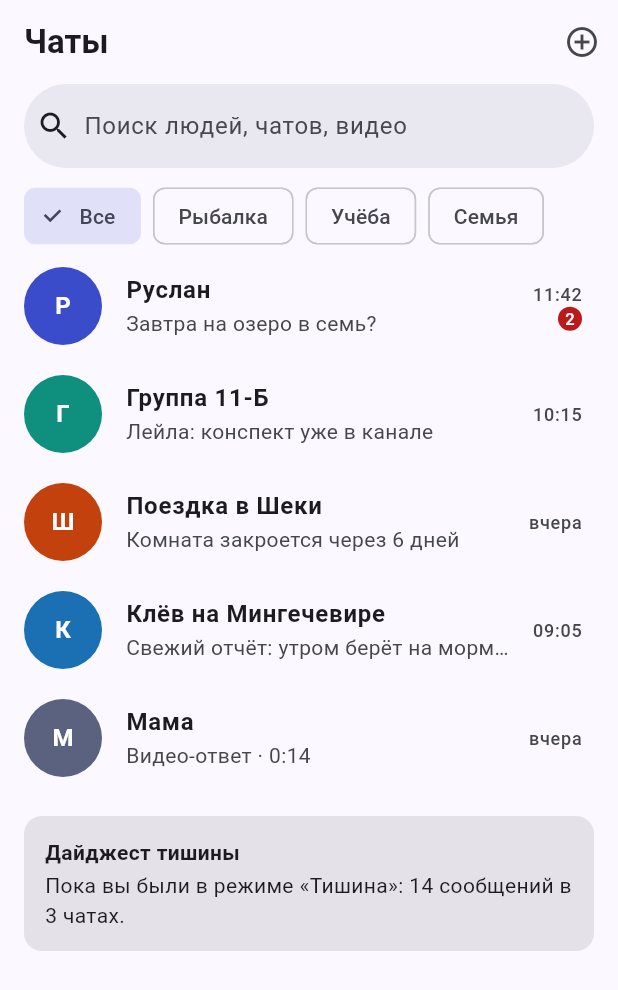
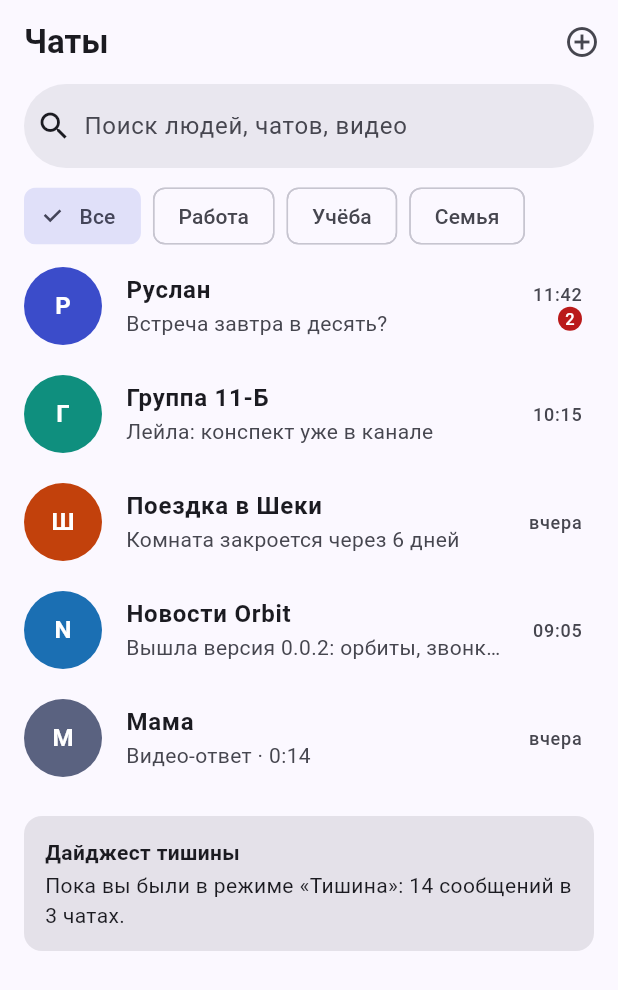
Before and after one commit to bavirbusiness-collab/Orbit, a Flutter app: the ChatsPage screen opened directly, on a phone screen of 412 x 824 dp. Shown: the top 990 px of the screen. Run offline on Flutter 3.47's test engine with Material 3 defaults, Android fonts, the phone set to English and light mode, and no system bars; our stand-ins replace shared_preferences; accounts and stored records are empty.

Commit message:
Убраны рыбацкие примеры из макета, нейтральные данные
Co-Authored-By: Claude Sonnet 5.5 <noreply@anthropic.com>
Claude-Session: https://claude.ai/code/session_01QG64jShU5yVGCmXyTevsHn

```diff
--- a/orbita_flutter/lib/main.dart
+++ b/orbita_flutter/lib/main.dart
@@ -98,7 +98,7 @@ class Orbit {
 }
 
 final orbits = <Orbit>[
-  Orbit('Рыбалка', seed, ['Руслан', 'Клёв на Мингечевире']),
+  Orbit('Работа', seed, ['Руслан', 'Новости Orbit']),
   Orbit('Учёба', teal, ['Группа 11-Б']),
   Orbit('Семья', rust, ['Мама']),
 ];
@@ -108,10 +108,10 @@ final orbitFilter = ValueNotifier<String?>(null); // выбранная орби
 final orbitsRevision = ValueNotifier<int>(0);
 
 final chatItems = <ChatItem>[
-  ChatItem('Руслан', 'Завтра на озеро в семь?', '11:42', 'Р', seed, 2),
+  ChatItem('Руслан', 'Встреча завтра в десять?', '11:42', 'Р', seed, 2),
   ChatItem('Группа 11-Б', 'Лейла: конспект уже в канале', '10:15', 'Г', teal, 0, true, ['Лейла', 'Рустам', 'Нигяр']),
   ChatItem('Поездка в Шеки', 'Комната закроется через 6 дней', 'вчера', 'Ш', rust, 0, true, ['Нигяр', 'Эльчин'], 7),
-  ChatItem('Клёв на Мингечевире', 'Свежий отчёт: утром берёт на мормышку', '09:05', 'К', Color(0xFF1B6FB3), 0, false, [], null, true),
+  ChatItem('Новости Orbit', 'Вышла версия 0.0.2: орбиты, звонки, реакции', '09:05', 'N', Color(0xFF1B6FB3), 0, false, [], null, true),
   ChatItem('Мама', 'Видео-ответ · 0:14', 'вчера', 'М', Color(0xFF5A6280)),
 ];
 
@@ -259,9 +259,9 @@ class _ConversationPageState extends State<ConversationPage> {
     // Старые сообщения показываем только в чате с Русланом, остальные чаты пустые.
     items = widget.item.name == 'Руслан'
         ? [
-            _Bubble('Завтра на озеро в семь?', false, '11:40'),
-            _Bubble('Давай в 6:40, пока клёв. Возьму термос.', true, '11:42'),
-            _Bubble('Голос · 0:21\n«…возьми удочку побольше, там глубоко…»', false, '11:44', sub: 'Расшифровка на устройстве'),
+            _Bubble('Встреча завтра в десять?', false, '11:40'),
+            _Bubble('Да, буду в 9:50. Возьму документы.', true, '11:42'),
+            _Bubble('Голос · 0:21\n«…не забудь распечатать договор…»', false, '11:44', sub: 'Расшифровка на устройстве'),
           ]
         : [];
   }
@@ -628,13 +628,13 @@ class Post {
 }
 
 final channelInfo = <String, ChannelInfo>{
-  'Клёв на Мингечевире': ChannelInfo('Отчёты с воды, снасти и погода для рыбаков.', 'mingechevir_fish', true, 1240),
+  'Новости Orbit': ChannelInfo('Обновления и новости мессенджера Orbit.', 'orbit_news', true, 1240),
 };
 
 final channelPosts = <String, List<Post>>{
-  'Клёв на Мингечевире': [
-    Post('Свежий отчёт: утром берёт на мормышку, лучше у левого берега.', '09:05', 812),
-    Post('Завтра ветер до 7 м/с, лодку лучше не брать.', 'вчера', 1104),
+  'Новости Orbit': [
+    Post('Вышла версия 0.0.2: орбиты, поиск, реакции, звонки и профиль.', '09:05', 812),
+    Post('Следующий этап: режим «Тишина» с дайджестом.', 'вчера', 1104),
   ],
 };
 
```
